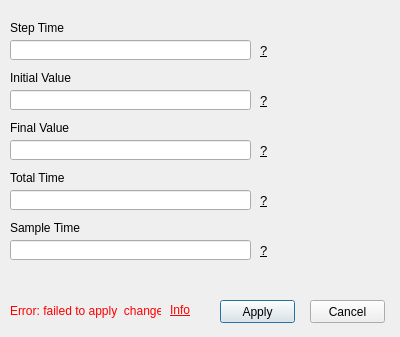
DanielMontoyaR/Toolbox-de-Simulaci-n-para-An-lisis-de-Se-ales-Mixtas, file App/Simulator_App/ui/input_editor.ui: the form before one commit.
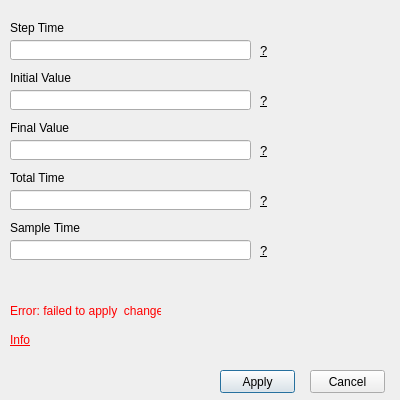
The form after the commit.

Commit message: update: Control Editor, Input Editor, Sensor Editor and Plant editor reshape (interfaces are now 400x400)

What changed in the file:
```diff
--- a/App/Simulator_App/ui/input_editor.ui
+++ b/App/Simulator_App/ui/input_editor.ui
@@ -7,19 +7,19 @@
     <x>0</x>
     <y>0</y>
     <width>400</width>
-    <height>337</height>
+    <height>400</height>
    </rect>
   </property>
   <property name="minimumSize">
    <size>
     <width>400</width>
-    <height>337</height>
+    <height>400</height>
    </size>
   </property>
   <property name="maximumSize">
    <size>
     <width>400</width>
-    <height>337</height>
+    <height>400</height>
    </size>
   </property>
   <property name="windowTitle">
@@ -29,7 +29,7 @@
    <property name="geometry">
     <rect>
      <x>220</x>
-     <y>300</y>
+     <y>370</y>
      <width>75</width>
      <height>23</height>
     </rect>
@@ -42,7 +42,7 @@
    <property name="geometry">
     <rect>
      <x>310</x>
-     <y>300</y>
+     <y>370</y>
      <width>75</width>
      <height>23</height>
     </rect>
@@ -92,7 +92,7 @@
     <rect>
      <x>260</x>
      <y>40</y>
-     <width>16</width>
+     <width>41</width>
      <height>21</height>
     </rect>
    </property>
@@ -115,7 +115,7 @@
     <rect>
      <x>260</x>
      <y>140</y>
-     <width>16</width>
+     <width>41</width>
      <height>21</height>
     </rect>
    </property>
@@ -138,7 +138,7 @@
     <rect>
      <x>260</x>
      <y>90</y>
-     <width>16</width>
+     <width>41</width>
      <height>21</height>
     </rect>
    </property>
@@ -164,7 +164,7 @@
     <rect>
      <x>260</x>
      <y>190</y>
-     <width>16</width>
+     <width>41</width>
      <height>21</height>
     </rect>
    </property>
@@ -223,7 +223,7 @@
     <rect>
      <x>260</x>
      <y>240</y>
-     <width>16</width>
+     <width>41</width>
      <height>21</height>
     </rect>
    </property>
@@ -250,8 +250,8 @@
   <widget class="QLabel" name="errorLabelInfo">
    <property name="geometry">
     <rect>
-     <x>170</x>
-     <y>300</y>
+     <x>10</x>
+     <y>330</y>
      <width>47</width>
      <height>20</height>
     </rect>
```
The commit also changes 5 other files.
